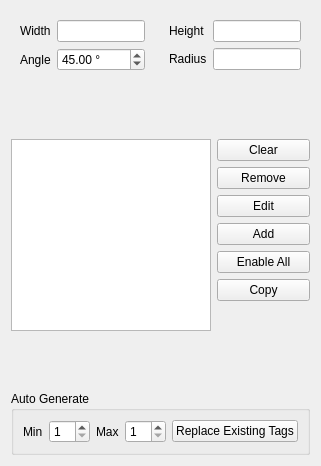
First picture: the form in src/Mod/CAM/Gui/Resources/panels/HoldingTagsEdit.ui, repository Connor9220/FreeCAD, before the edit.
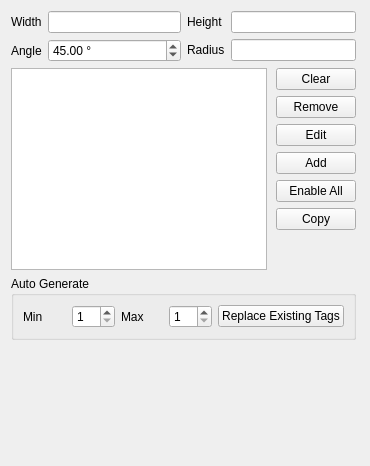
Second picture: the form after the edit. Custom widgets are drawn as their Qt base class.

Commit message:
Merge pull request #30655 from Connor9220/CleanupTagDressupGUI
CAM: Improve Holding Tags panel layout and coordinate display

Diff of the .ui file:
```diff
--- a/src/Mod/CAM/Gui/Resources/panels/HoldingTagsEdit.ui
+++ b/src/Mod/CAM/Gui/Resources/panels/HoldingTagsEdit.ui
@@ -6,7 +6,7 @@
    <rect>
     <x>0</x>
     <y>0</y>
-    <width>289</width>
+    <width>370</width>
     <height>466</height>
    </rect>
   </property>
@@ -14,106 +14,19 @@
    <string>Holding Tags</string>
   </property>
   <layout class="QGridLayout" name="gridLayout_2">
-   <item row="0" column="0">
-    <layout class="QGridLayout" name="gridLayout_10">
-     <item row="0" column="0">
-      <widget class="QWidget" name="parameterGroup_1">
-       <layout class="QFormLayout">
-        <property name="fieldGrowthPolicy">
-         <enum>QFormLayout::AllNonFixedFieldsGrow</enum>
-        </property>
-        <item row="0" column="0">
-         <widget class="QLabel" name="label_2">
-          <property name="text">
-           <string>Width</string>
-          </property>
-         </widget>
-        </item>
-        <item row="0" column="1">
-         <widget class="Gui::InputField" name="ifWidth">
-          <property name="toolTip">
-           <string>Width of the resulting holding tag</string>
-          </property>
-         </widget>
-        </item>
-        <item row="1" column="0">
-         <widget class="QLabel" name="label_4">
-          <property name="text">
-           <string>Angle</string>
-          </property>
-         </widget>
-        </item>
-        <item row="1" column="1">
-         <widget class="QDoubleSpinBox" name="dsbAngle">
-          <property name="toolTip">
-           <string>Plunge angle for ascent and descent of holding tag</string>
-          </property>
-          <property name="suffix">
-           <string> °</string>
-          </property>
-          <property name="minimum">
-           <double>5.000000000000000</double>
-          </property>
-          <property name="maximum">
-           <double>90.000000000000000</double>
-          </property>
-          <property name="singleStep">
-           <double>15.000000000000000</double>
-          </property>
-          <property name="value">
-           <double>45.000000000000000</double>
-          </property>
-         </widget>
-        </item>
-       </layout>
-      </widget>
-     </item>
-     <item row="0" column="1">
-      <widget class="QWidget" name="parameterGroup_2">
-       <layout class="QFormLayout">
-        <property name="fieldGrowthPolicy">
-         <enum>QFormLayout::AllNonFixedFieldsGrow</enum>
-        </property>
-        <item row="0" column="0">
-         <widget class="QLabel" name="label_3">
-          <property name="text">
-           <string>Height</string>
-          </property>
-         </widget>
-        </item>
-        <item row="0" column="1">
-         <widget class="Gui::InputField" name="ifHeight">
-          <property name="toolTip">
-           <string>Height of holding tag. Note that resulting tag might be smaller if the tag's width and angle result in a triangular shape.</string>
-          </property>
-         </widget>
-        </item>
-        <item row="1" column="0">
-         <widget class="QLabel" name="label_5">
-          <property name="text">
-           <string>Radius</string>
-          </property>
-         </widget>
-        </item>
-        <item row="1" column="1">
-         <widget class="Gui::InputField" name="ifRadius">
-          <property name="toolTip">
-           <string>Radius of the fillet at the top. If the radius is too big for the tag shape it gets reduced to the maximum possible radius - resulting in a spherical shape.</string>
-          </property>
-         </widget>
-        </item>
-       </layout>
-      </widget>
-     </item>
-    </layout>
-   </item>
    <item row="1" column="0">
     <layout class="QFormLayout">
      <item row="0" column="0">
       <widget class="QListWidget" name="lwTags">
+       <property name="minimumSize">
+        <size>
+         <width>250</width>
+         <height>0</height>
+        </size>
+       </property>
        <property name="maximumSize">
         <size>
-         <width>200</width>
+         <width>300</width>
          <height>300</height>
         </size>
        </property>
@@ -130,7 +43,59 @@
        <property name="rightMargin">
         <number>0</number>
        </property>
-       <item row="0" column="0">
+       <item row="3" column="0">
+        <spacer name="horizontalSpacer_5">
+         <property name="orientation">
+          <enum>Qt::Horizontal</enum>
+         </property>
+         <property name="sizeHint" stdset="0">
+          <size>
+           <width>40</width>
+           <height>20</height>
+          </size>
+         </property>
+        </spacer>
+       </item>
+       <item row="1" column="0">
+        <spacer name="horizontalSpacer_3">
+         <property name="orientation">
+          <enum>Qt::Horizontal</enum>
+         </property>
+         <property name="sizeHint" stdset="0">
+          <size>
+           <width>40</width>
+           <height>20</height>
+          </size>
+         </property>
+        </spacer>
+       </item>
+       <item row="5" column="0">
+        <spacer name="horizontalSpacer_7">
+         <property name="orientation">
+          <enum>Qt::Horizontal</enum>
+         </property>
+         <property name="sizeHint" stdset="0">
+          <size>
+           <width>40</width>
+           <height>20</height>
+          </size>
+         </property>
+        </spacer>
+       </item>
+       <item row="2" column="0">
+        <spacer name="horizontalSpacer_4">
+         <property name="orientation">
+          <enum>Qt::Horizontal</enum>
+         </property>
+         <property name="sizeHint" stdset="0">
+          <size>
+           <width>40</width>
+           <height>20</height>
+          </size>
+         </property>
+        </spacer>
+       </item>
+       <item row="0" column="1">
         <widget class="QPushButton" name="pbClear">
          <property name="toolTip">
           <string>Remove all tags from list</string>
@@ -140,7 +105,7 @@
          </property>
         </widget>
        </item>
-       <item row="1" column="0">
+       <item row="1" column="1">
         <widget class="QPushButton" name="pbRemove">
          <property name="toolTip">
           <string>Remove selected tag from list</string>
@@ -150,7 +115,7 @@
          </property>
         </widget>
        </item>
-       <item row="2" column="0">
+       <item row="2" column="1">
         <widget class="QPushButton" name="pbEdit">
          <property name="toolTip">
           <string>Edit position of selected tag</string>
@@ -160,27 +125,7 @@
          </property>
         </widget>
        </item>
-       <item row="3" column="0">
-        <widget class="QPushButton" name="pbAdd">
-         <property name="toolTip">
-          <string>Add new tags</string>
-         </property>
-         <property name="text">
-          <string>Add</string>
-         </property>
-        </widget>
-       </item>
-       <item row="4" column="0">
-        <widget class="QPushButton" name="pbSwitch">
-         <property name="toolTip">
-          <string>Enable/disable all tags</string>
-         </property>
-         <property name="text">
-          <string>Enable All</string>
-         </property>
-        </widget>
-       </item>
-       <item row="5" column="0">
+       <item row="5" column="1">
         <widget class="QPushButton" name="pbCopy">
          <property name="toolTip">
           <string>Replace all tags by tags from another DressupTag</string>
@@ -190,6 +135,167 @@
          </property>
         </widget>
        </item>
+       <item row="4" column="1">
+        <widget class="QPushButton" name="pbSwitch">
+         <property name="toolTip">
+          <string>Enable/disable all tags</string>
+         </property>
+         <property name="text">
+          <string>Enable All</string>
+         </property>
+        </widget>
+       </item>
+       <item row="4" column="0">
+        <spacer name="horizontalSpacer_6">
+         <property name="orientation">
+          <enum>Qt::Horizontal</enum>
+         </property>
+         <property name="sizeHint" stdset="0">
+          <size>
+           <width>40</width>
+           <height>20</height>
+          </size>
+         </property>
+        </spacer>
+       </item>
+       <item row="0" column="0">
+        <spacer name="horizontalSpacer_2">
+         <property name="orientation">
+          <enum>Qt::Horizontal</enum>
+         </property>
+         <property name="sizeHint" stdset="0">
+          <size>
+           <width>40</width>
+           <height>20</height>
+          </size>
+         </property>
+        </spacer>
+       </item>
+       <item row="3" column="1">
+        <widget class="QPushButton" name="pbAdd">
+         <property name="toolTip">
+          <string>Add new tags</string>
+         </property>
+         <property name="text">
+          <string>Add</string>
+         </property>
+        </widget>
+       </item>
+       <item row="6" column="1">
+        <spacer name="verticalSpacer_2">
+         <property name="orientation">
+          <enum>Qt::Vertical</enum>
+         </property>
+         <property name="sizeHint" stdset="0">
+          <size>
+           <width>20</width>
+           <height>40</height>
+          </size>
+         </property>
+        </spacer>
+       </item>
+      </layout>
+     </item>
+    </layout>
+   </item>
+   <item row="4" column="0">
+    <spacer name="verticalSpacer">
+     <property name="orientation">
+      <enum>Qt::Vertical</enum>
+     </property>
+     <property name="sizeHint" stdset="0">
+      <size>
+       <width>20</width>
+       <height>40</height>
+      </size>
+     </property>
+    </spacer>
+   </item>
+   <item row="0" column="0">
+    <layout class="QGridLayout" name="gridLayout_10">
+     <item row="0" column="0">
+      <layout class="QFormLayout">
+       <property name="fieldGrowthPolicy">
+        <enum>QFormLayout::AllNonFixedFieldsGrow</enum>
+       </property>
+       <item row="0" column="0">
+        <widget class="QLabel" name="label_2">
+         <property name="text">
+          <string>Width</string>
+         </property>
+        </widget>
+       </item>
+       <item row="0" column="1">
+        <widget class="Gui::InputField" name="ifWidth">
+         <property name="toolTip">
+          <string>Width of the resulting holding tag</string>
+         </property>
+        </widget>
+       </item>
+       <item row="1" column="0">
+        <widget class="QLabel" name="label_4">
+         <property name="text">
+          <string>Angle</string>
+         </property>
+        </widget>
+       </item>
+       <item row="1" column="1">
+        <widget class="QDoubleSpinBox" name="dsbAngle">
+         <property name="toolTip">
+          <string>Plunge angle for ascent and descent of holding tag</string>
+         </property>
+         <property name="suffix">
+          <string> °</string>
+         </property>
+         <property name="minimum">
+          <double>5.000000000000000</double>
+         </property>
+         <property name="maximum">
+          <double>90.000000000000000</double>
+         </property>
+         <property name="singleStep">
+          <double>15.000000000000000</double>
+         </property>
+         <property name="value">
+          <double>45.000000000000000</double>
+         </property>
+        </widget>
+       </item>
+      </layout>
+     </item>
+     <item row="0" column="1">
+      <layout class="QFormLayout">
+       <property name="fieldGrowthPolicy">
+        <enum>QFormLayout::AllNonFixedFieldsGrow</enum>
+       </property>
+       <item row="0" column="0">
+        <widget class="QLabel" name="label_3">
+         <property name="text">
+          <string>Height</string>
+         </property>
+        </widget>
+       </item>
+       <item row="0" column="1">
+        <widget class="Gui::InputField" name="ifHeight">
+         <property name="toolTip">
+          <string>Height of holding tag. Note that resulting tag might be smaller if the tag's width and angle result in a triangular shape.</string>
+         </property>
+        </widget>
+       </item>
+       <item row="1" column="0">
+        <widget class="QLabel" name="label_5">
+         <property name="text">
+          <string>Radius</string>
+         </property>
+        </widget>
+       </item>
+       <item row="1" column="1">
+        <widget class="Gui::InputField" name="ifRadius">
+         <property name="toolTip">
+          <string>Radius of the fillet at the top. If the radius is too big for the tag shape it gets reduced to the maximum possible radius - resulting in a spherical shape.</string>
+         </property>
+        </widget>
+       </item>
       </layout>
      </item>
     </layout>
@@ -259,6 +365,19 @@
      </layout>
     </widget>
    </item>
+   <item row="1" column="1">
+    <spacer name="horizontalSpacer">
+     <property name="orientation">
+      <enum>Qt::Horizontal</enum>
+     </property>
+     <property name="sizeHint" stdset="0">
+      <size>
+       <width>40</width>
+       <height>20</height>
+      </size>
+     </property>
+    </spacer>
+   </item>
   </layout>
  </widget>
  <customwidgets>
```
Left out of the diff: 24 changed lines with no effect on the pictures. The commit also changes 1 other file.
